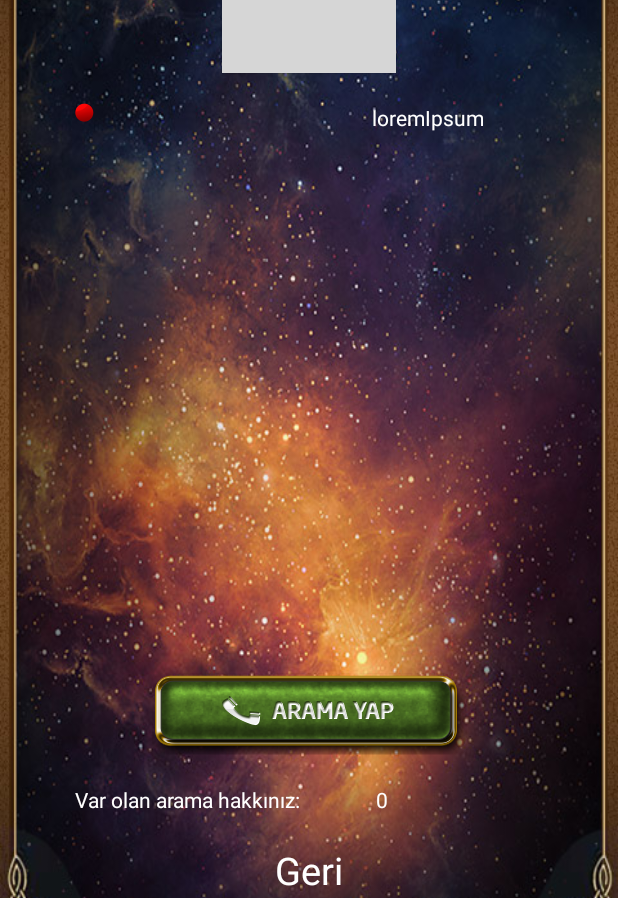
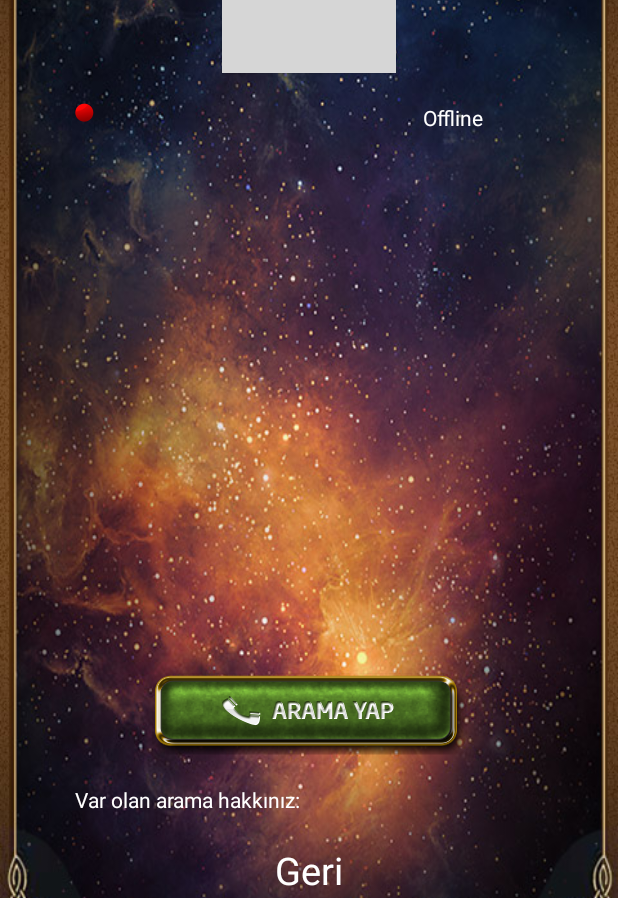
Before and after one commit to mayklEm/RezanKirazTarot, an Android app: the CallActivity screen opened directly, with no data from a screen before it, on a phone screen of 412 x 824 dp. Shown: the part 265-1163 px from the top of the screen. Run offline under Robolectric (Android 15) with nearby library versions, the phone set to English and light mode, and no system bars; 5 statements that could not run were skipped; grey boxes are pictures that could not be loaded.

Commit message:
- added service for number of calls - added message for online status of Rezan

```diff
--- a/app/src/main/java/done/rezankiraztarot/app/CallActivity.java
+++ b/app/src/main/java/done/rezankiraztarot/app/CallActivity.java
@@ -32,6 +32,8 @@ public class CallActivity extends Activity implements View.OnClickListener {
     PowerManager.WakeLock wakeLock;
     WebService webService;
     String userId;
+    TextView numOfCallsView;
+    TextView statusMessage;
 
 
 
@@ -41,12 +43,15 @@ public class CallActivity extends Activity implements View.OnClickListener {
         super.onCreate(savedInstanceState);
         requestWindowFeature(Window.FEATURE_NO_TITLE);
         setContentView(R.layout.call_activity);
+        numOfCallsView = (TextView) findViewById(R.id.num_of_calls);
+        statusMessage = (TextView) findViewById(R.id.status_message);
 
         Typeface typeFaceFreeform= Typeface.createFromAsset(this.getAssets(), "fonts/freeform-710-bt.ttf");
         Button buyCall = (Button) findViewById(R.id.buy_call);
         buyCall.setTypeface(typeFaceFreeform);
 
         webService = new WebService(this);
+        Log.d("test", "check call service: " + webService.checkCallService());
         // get user ID from SharedPreferences (required for webservice calls)
         SharedPreferences sharedpreferences = getSharedPreferences("webservice_preferences", Context.MODE_PRIVATE);
         userId = sharedpreferences.getString("uid", null);
@@ -57,7 +62,6 @@ public class CallActivity extends Activity implements View.OnClickListener {
 
 
         statusIcon = (ImageView) findViewById(R.id.status_icon);
-        checkRezanAvailability(userId);
 
         if(checkRezanAvailability(userId)) {
             dialButton.setOnClickListener(this);
@@ -74,6 +78,19 @@ public class CallActivity extends Activity implements View.OnClickListener {
         PowerManager pm = (PowerManager) getSystemService(Context.POWER_SERVICE);
         wakeLock = pm.newWakeLock(PowerManager.SCREEN_DIM_WAKE_LOCK,"wake tag");
         wakeLock.acquire();
+    }
+
+    @Override
+    protected void onStart() {
+        super.onStart();
+        //check call status each time when this activity is opened
+        //if you make purchase and return back you get updated status
+        checkRezanAvailability(userId);
+        if (webService.checkCallService()) {
+        }
+
+        numOfCallsView.setText(webService.getNumOfCalls());
+
     }
 
     @Override
@@ -117,13 +134,16 @@ public class CallActivity extends Activity implements View.OnClickListener {
     }
 
     public boolean checkRezanAvailability(String userId) {
-        boolean status = webService.isRezanAvailable(userId);
+        boolean status = webService.isRezanAvailable();
         if (status) {
             statusIcon.setImageResource(R.drawable.online);
+            statusMessage.setText("Müsaitim");
             return true;
         }
         else {
             statusIcon.setImageResource(R.drawable.offline);
+            statusMessage.setText("Offline");
+
             return false;
         }
     }
--- a/app/src/main/java/done/rezankiraztarot/app/WebService.java
+++ b/app/src/main/java/done/rezankiraztarot/app/WebService.java
@@ -76,6 +76,8 @@ public class WebService {
         * 1 - get user ID
         * 3 - check Rezan's availability
         * 5 - get video
+        * 6 - get capability token and call service information
+        * 7 - check call service - if I can make a call
         * 10 - check if video is purchased
         * */
         JSONObject jsonParameter = new JSONObject();
@@ -99,6 +101,11 @@ public class WebService {
                     jsonParameter.put("cid", arg2);
                     jsonParameter.put("coid", arg3);
                     break;
+                case 6:
+                    jsonParameter.put("uid", arg0);
+                    break;
+                case 7:
+                    jsonParameter.put("uid", arg0);
                 case 10:
                     jsonParameter.put("uid", arg0);
                     jsonParameter.put("ctid", arg1);
@@ -160,7 +167,7 @@ public class WebService {
         return result;
     }
 
-    public boolean isRezanAvailable(String uid) {
+    public boolean isRezanAvailable() {
         JSONObject response = callRequest(3, uid, "", "", "");
         String status = null;
         try {
@@ -201,7 +208,6 @@ public class WebService {
     public boolean videoIsPurchased() {
         JSONObject response = callRequest(10, uid, ctid, cid, coid);
         String status = null;
-        Log.d("test","WebService.java.status: "+status);
         try {
             status = response.getString("vp" );
         } catch (JSONException e) {
@@ -214,4 +220,32 @@ public class WebService {
             return false;
         }
     }
+
+    public boolean checkCallService() {
+        JSONObject response = callRequest(7, uid, "", "", "");
+        String rc = null;
+        try {
+            rc = response.getString("rc");
+        } catch (JSONException e) {
+            e.printStackTrace();
+        }
+        Log.d("test", "rc:"+rc);
+        if (rc.equals("0")) {
+            return true;
+        }
+        else {
+            return false;
+        }
+    }
+
+    public String getNumOfCalls() {
+        JSONObject response = callRequest(6, uid, "", "", "");
+        String numOfCalls = null;
+        try {
+            numOfCalls = response.getJSONObject("user").getString("noc");
+        } catch (JSONException e) {
+            e.printStackTrace();
+        }
+        return numOfCalls;
+    }
 }
--- a/app/src/main/res/layout/call_activity.xml
+++ b/app/src/main/res/layout/call_activity.xml
@@ -93,6 +93,7 @@
                 android:text="Var olan arama hakkınız:"
                 android:textColor="#FFFFFF"/>
             <TextView
+                android:id="@+id/num_of_calls"
                 android:layout_width="wrap_content"
                 android:layout_height="wrap_content"
                 android:layout_marginLeft="50dp"
```
